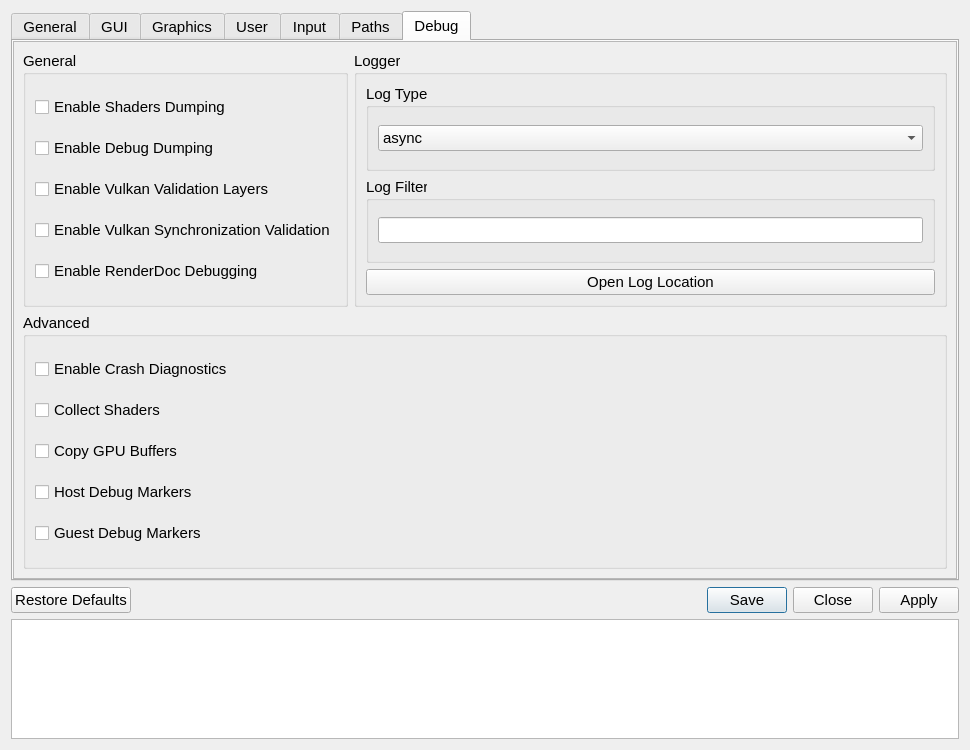
The window that src/qt_gui/settings_dialog.ui (shadps4-emu/shadPS4) describes before a commit, drawn with Qt 5.
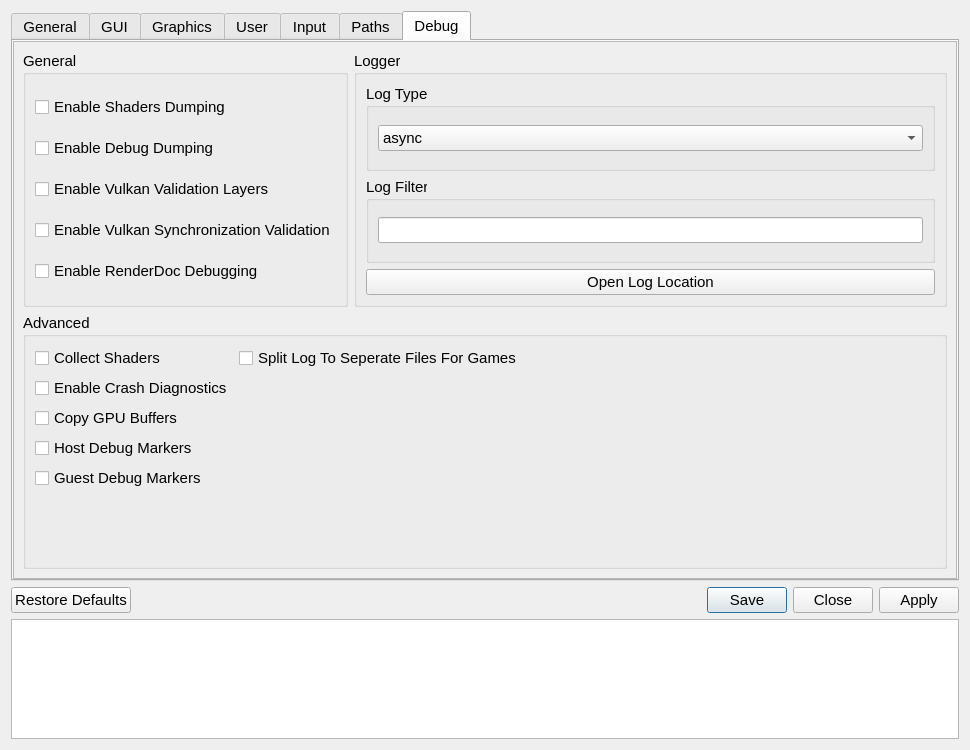
The same window after the commit. The open tabs and pages were chosen to show the change. Icons and pictures are not drawn.

Commit message: add option to split log

The edit to the form file:
```diff
--- a/src/qt_gui/settings_dialog.ui
+++ b/src/qt_gui/settings_dialog.ui
@@ -1877,39 +1877,50 @@
           </property>
           <layout class="QVBoxLayout" name="advancedLayout">
            <item>
-            <widget class="QCheckBox" name="crashDiagnosticsCheckBox">
-             <property name="text">
-              <string>Enable Crash Diagnostics</string>
-             </property>
-            </widget>
-           </item>
-           <item>
+            <layout class="QFormLayout" name="formLayout">
+             <item row="0" column="0">
             <widget class="QCheckBox" name="collectShaderCheckBox">
              <property name="text">
               <string>Collect Shaders</string>
              </property>
             </widget>
            </item>
-           <item>
+             <item row="2" column="0">
             <widget class="QCheckBox" name="copyGPUBuffersCheckBox">
              <property name="text">
               <string>Copy GPU Buffers</string>
              </property>
             </widget>
            </item>
-           <item>
+             <item row="1" column="0">
+              <widget class="QCheckBox" name="crashDiagnosticsCheckBox">
+               <property name="text">
+                <string>Enable Crash Diagnostics</string>
+               </property>
+              </widget>
+             </item>
+             <item row="3" column="0">
             <widget class="QCheckBox" name="hostMarkersCheckBox">
              <property name="text">
               <string>Host Debug Markers</string>
              </property>
             </widget>
            </item>
-           <item>
+             <item row="4" column="0">
             <widget class="QCheckBox" name="guestMarkersCheckBox">
              <property name="text">
               <string>Guest Debug Markers</string>
              </property>
             </widget>
+             </item>
+             <item row="0" column="1">
+              <widget class="QCheckBox" name="splitLogCheckbox">
+               <property name="text">
+                <string>Split Log To Seperate Files For Games</string>
+               </property>
+              </widget>
+             </item>
+            </layout>
            </item>
           </layout>
          </widget>
```
Left out of the diff: 4 changed lines with no effect on the pictures. Lines whose indentation alone changed are shown as unchanged. The commit also changes 5 other files.
